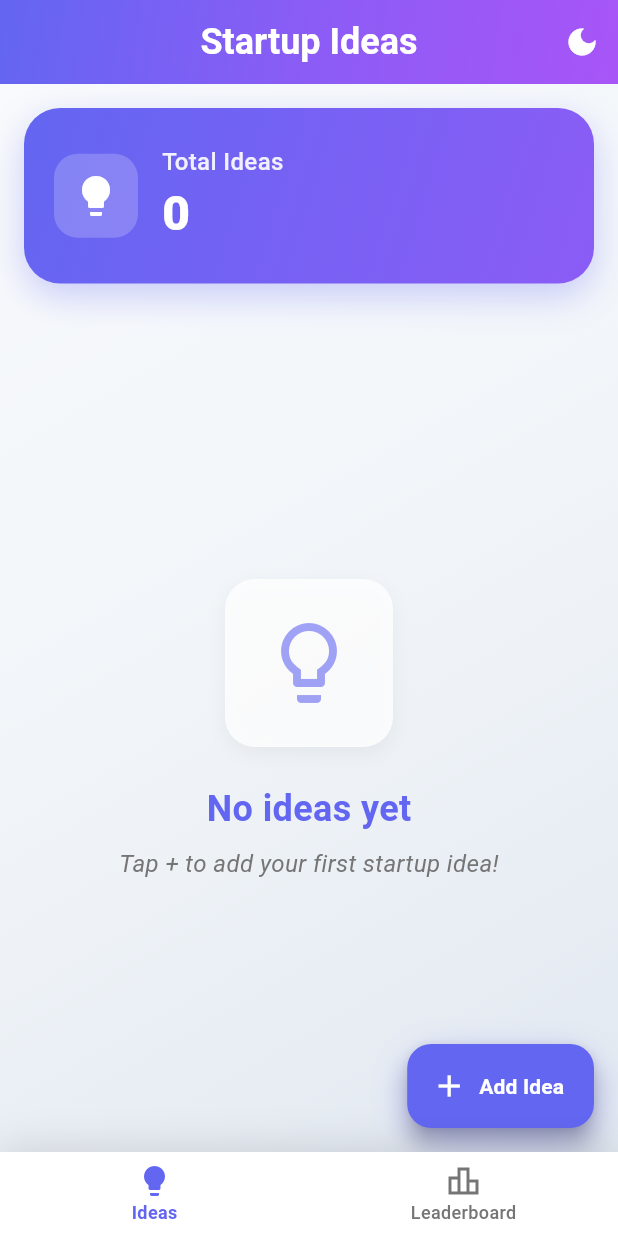
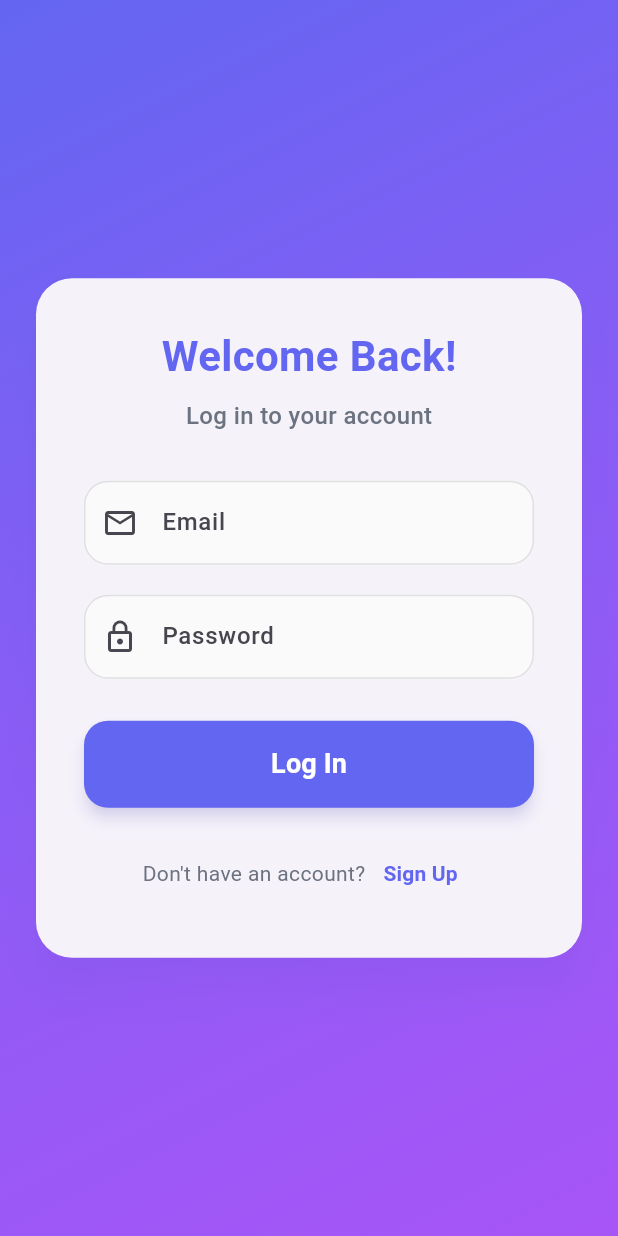
Before and after one commit to AnurupDatta/Startup_Idea_Media, a Flutter app: the screen it shows after launch, on a phone screen of 412 x 824 dp. Run offline on Flutter 3.47's test engine with Material 3 defaults, Android fonts, the phone set to English and light mode, and no system bars; our stand-ins replace firebase_auth, firebase_core, share_plus, shared_preferences; accounts and stored records are empty.

Commit message:
added firebase authentication

```diff
--- /dev/null
+++ b/startup/lib/authentication/login.dart
@@ -0,0 +1,199 @@
+import 'package:flutter/material.dart';
+import 'package:firebase_auth/firebase_auth.dart';
+import 'sign_up.dart';
+import '../main_page/home_screen.dart';
+
+class LoginPage extends StatefulWidget {
+  const LoginPage({Key? key}) : super(key: key);
+
+  @override
+  State<LoginPage> createState() => _LoginPageState();
+}
+
+class _LoginPageState extends State<LoginPage> {
+  final TextEditingController _emailController = TextEditingController();
+  final TextEditingController _passwordController = TextEditingController();
+  final FirebaseAuth _auth = FirebaseAuth.instance;
+  String? _errorMessage;
+
+  Future<void> _login() async {
+    try {
+      UserCredential userCredential = await _auth.signInWithEmailAndPassword(
+        email: _emailController.text.trim(),
+        password: _passwordController.text.trim(),
+      );
+      setState(() {
+        _errorMessage = null;
+      });
+      // After login, pop all routes so StreamBuilder in main.dart rebuilds HomeScreen with correct theme
+      Navigator.of(context).popUntil((route) => route.isFirst);
+    } on FirebaseAuthException catch (e) {
+      setState(() {
+        _errorMessage = e.message;
+      });
+    }
+  }
+
+  void _goToSignUp() {
+    Navigator.of(context).push(
+      MaterialPageRoute(
+        builder: (context) => const SignUpPage(),
+      ),
+    );
+  }
+
+  @override
+  Widget build(BuildContext context) {
+    return Scaffold(
+      body: Container(
+        width: double.infinity,
+        height: double.infinity,
+        decoration: const BoxDecoration(
+          gradient: LinearGradient(
+            begin: Alignment.topLeft,
+            end: Alignment.bottomRight,
+            colors: [Color(0xFF6366F1), Color(0xFF8B5CF6), Color(0xFFA855F7)],
+          ),
+        ),
+        child: Center(
+          child: SingleChildScrollView(
+            child: Card(
+              elevation: 12,
+              shape: RoundedRectangleBorder(
+                borderRadius: BorderRadius.circular(24),
+              ),
+              margin: const EdgeInsets.symmetric(horizontal: 24),
+              child: Padding(
+                padding: const EdgeInsets.all(32.0),
+                child: Column(
+                  mainAxisSize: MainAxisSize.min,
+                  children: [
+                    const Text(
+                      'Welcome Back!',
+                      style: TextStyle(
+                        fontSize: 28,
+                        fontWeight: FontWeight.bold,
+                        color: Color(0xFF6366F1),
+                      ),
+                    ),
+                    const SizedBox(height: 8),
+                    const Text(
+                      'Log in to your account',
+                      style: TextStyle(
+                        fontSize: 16,
+                        color: Color(0xFF6B7280),
+                        fontWeight: FontWeight.w500,
+                      ),
+                    ),
+                    const SizedBox(height: 32),
+                    TextField(
+                      controller: _emailController,
+                      decoration: InputDecoration(
+                        labelText: 'Email',
+                        filled: true,
+                        fillColor: Colors.grey.shade50,
+                        border: OutlineInputBorder(
+                          borderRadius: BorderRadius.circular(16),
+                          borderSide: BorderSide(color: Colors.grey.shade300),
+                        ),
+                        enabledBorder: OutlineInputBorder(
+                          borderRadius: BorderRadius.circular(16),
+                          borderSide: BorderSide(color: Colors.grey.shade300),
+                        ),
+                        focusedBorder: OutlineInputBorder(
+                          borderRadius: BorderRadius.circular(16),
+                          borderSide: const BorderSide(
+                            color: Color(0xFF6366F1),
+                            width: 2,
+                          ),
+                        ),
+                        prefixIcon: const Icon(Icons.email_outlined),
+                      ),
+                    ),
+                    const SizedBox(height: 20),
+                    TextField(
+                      controller: _passwordController,
+                      decoration: InputDecoration(
+                        labelText: 'Password',
+                        filled: true,
+                        fillColor: Colors.grey.shade50,
+                        border: OutlineInputBorder(
+                          borderRadius: BorderRadius.circular(16),
+                          borderSide: BorderSide(color: Colors.grey.shade300),
+                        ),
+                        enabledBorder: OutlineInputBorder(
+                          borderRadius: BorderRadius.circular(16),
+                          borderSide: BorderSide(color: Colors.grey.shade300),
+                        ),
+                        focusedBorder: OutlineInputBorder(
+                          borderRadius: BorderRadius.circular(16),
+                          borderSide: const BorderSide(
+                            color: Color(0xFF6366F1),
+                            width: 2,
+                          ),
+                        ),
+                        prefixIcon: const Icon(Icons.lock_outline),
+                      ),
+                      obscureText: true,
+                    ),
+                    const SizedBox(height: 28),
+                    SizedBox(
+                      width: double.infinity,
+                      child: ElevatedButton(
+                        onPressed: _login,
+                        style: ElevatedButton.styleFrom(
+                          elevation: 4,
+                          padding: const EdgeInsets.symmetric(vertical: 16),
+                          backgroundColor: const Color(0xFF6366F1),
+                          shape: RoundedRectangleBorder(
+                            borderRadius: BorderRadius.circular(16),
+                          ),
+                        ),
+                        child: const Text(
+                          'Log In',
+                          style: TextStyle(
+                            fontSize: 18,
+                            fontWeight: FontWeight.w600,
+                            color: Colors.white,
+                          ),
+                        ),
+                      ),
+                    ),
+                    if (_errorMessage != null)
+                      Padding(
+                        padding: const EdgeInsets.only(top: 16.0),
+                        child: Text(
+                          _errorMessage!,
+                          style: const TextStyle(color: Colors.red),
+                        ),
+                      ),
+                    const SizedBox(height: 20),
+                    Row(
+                      mainAxisAlignment: MainAxisAlignment.center,
+                      children: [
+                        const Text(
+                          "Don't have an account?",
+                          style: TextStyle(color: Color(0xFF6B7280)),
+                        ),
+                        TextButton(
+                          onPressed: _goToSignUp,
+                          child: const Text(
+                            'Sign Up',
+                            style: TextStyle(
+                              color: Color(0xFF6366F1),
+                              fontWeight: FontWeight.bold,
+                            ),
+                          ),
+                        ),
+                      ],
+                    ),
+                  ],
+                ),
+              ),
+            ),
+          ),
+        ),
+      ),
+    );
+  }
+}
--- a/startup/lib/main.dart
+++ b/startup/lib/main.dart
@@ -1,8 +1,15 @@
+import 'package:firebase_core/firebase_core.dart';
 import 'package:flutter/material.dart';
+import 'package:startup/firebase_options.dart';
 import 'main_page/home_screen.dart';
 import 'package:shared_preferences/shared_preferences.dart';
+import 'package:firebase_auth/firebase_auth.dart';
+import 'authentication/login.dart';
+import 'authentication/sign_up.dart';
 
-void main() {
+void main() async {
+  WidgetsFlutterBinding.ensureInitialized();
+  await Firebase.initializeApp(options: DefaultFirebaseOptions.currentPlatform);
   runApp(const MyApp());
 }
 
@@ -47,9 +54,22 @@ class _MyAppState extends State<MyApp> {
       debugShowCheckedModeBanner: false,
       title: 'Startup Idea App',
       theme: _isDarkMode ? _buildDarkTheme() : _buildLightTheme(),
-      home: HomeScreen(
-        isDarkMode: _isDarkMode,
-        onThemeToggle: _toggleTheme,
+      home: StreamBuilder<User?>(
+        stream: FirebaseAuth.instance.authStateChanges(),
+        builder: (context, snapshot) {
+          if (snapshot.connectionState == ConnectionState.waiting) {
+            return const Center(child: CircularProgressIndicator());
+          }
+          if (snapshot.hasData) {
+            return HomeScreen(
+              isDarkMode: _isDarkMode,
+              onThemeToggle: _toggleTheme,
+              userEmail: snapshot.data?.email ?? '',
+            );
+          } else {
+            return const LoginPage();
+          }
+        },
       ),
     );
   }
@@ -73,9 +93,7 @@ class _MyAppState extends State<MyApp> {
       cardTheme: CardTheme(
         elevation: 8,
         shadowColor: const Color(0xFF6366F1).withOpacity(0.15),
-        shape: RoundedRectangleBorder(
-          borderRadius: BorderRadius.circular(20),
-        ),
+        shape: RoundedRectangleBorder(borderRadius: BorderRadius.circular(20)),
       ),
       elevatedButtonTheme: ElevatedButtonThemeData(
         style: ElevatedButton.styleFrom(
@@ -101,7 +119,10 @@ class _MyAppState extends State<MyApp> {
           borderRadius: BorderRadius.circular(16),
           borderSide: const BorderSide(color: Color(0xFF6366F1), width: 2),
         ),
-        contentPadding: const EdgeInsets.symmetric(horizontal: 20, vertical: 16),
+        contentPadding: const EdgeInsets.symmetric(
+          horizontal: 20,
+          vertical: 16,
+        ),
       ),
       textTheme: const TextTheme(
         headlineLarge: TextStyle(
@@ -147,9 +168,7 @@ class _MyAppState extends State<MyApp> {
       cardTheme: CardTheme(
         elevation: 8,
         shadowColor: const Color(0xFF6366F1).withOpacity(0.15),
-        shape: RoundedRectangleBorder(
-          borderRadius: BorderRadius.circular(20),
-        ),
+        shape: RoundedRectangleBorder(borderRadius: BorderRadius.circular(20)),
       ),
       elevatedButtonTheme: ElevatedButtonThemeData(
         style: ElevatedButton.styleFrom(
@@ -175,7 +194,10 @@ class _MyAppState extends State<MyApp> {
           borderRadius: BorderRadius.circular(16),
           borderSide: const BorderSide(color: Color(0xFF6366F1), width: 2),
         ),
-        contentPadding: const EdgeInsets.symmetric(horizontal: 20, vertical: 16),
+        contentPadding: const EdgeInsets.symmetric(
+          horizontal: 20,
+          vertical: 16,
+        ),
       ),
       textTheme: const TextTheme(
         headlineLarge: TextStyle(
--- a/startup/pubspec.yaml
+++ b/startup/pubspec.yaml
@@ -47,6 +47,9 @@ dependencies:
   # Sharing functionality
   share_plus: ^11.1.0
   url_launcher: ^6.3.2
+  firebase_core: ^4.0.0
+  firebase_auth: ^6.0.1
+  google_sign_in: ^7.1.1
 
 dev_dependencies:
   flutter_test:
```
Also changed, not shown: startup/lib/authentication/sign_up.dart (added, +196 -0 lines), startup/lib/main_page/home_screen.dart (+89 -8 lines), startup/lib/main_page/idea_page.dart (added, +36 -0 lines), startup/lib/main_page/leaderboard_page.dart (added, +36 -0 lines), startup/firebase.json (added), startup/lib/firebase_options.dart (added), startup/pubspec.lock, 6 other files.
